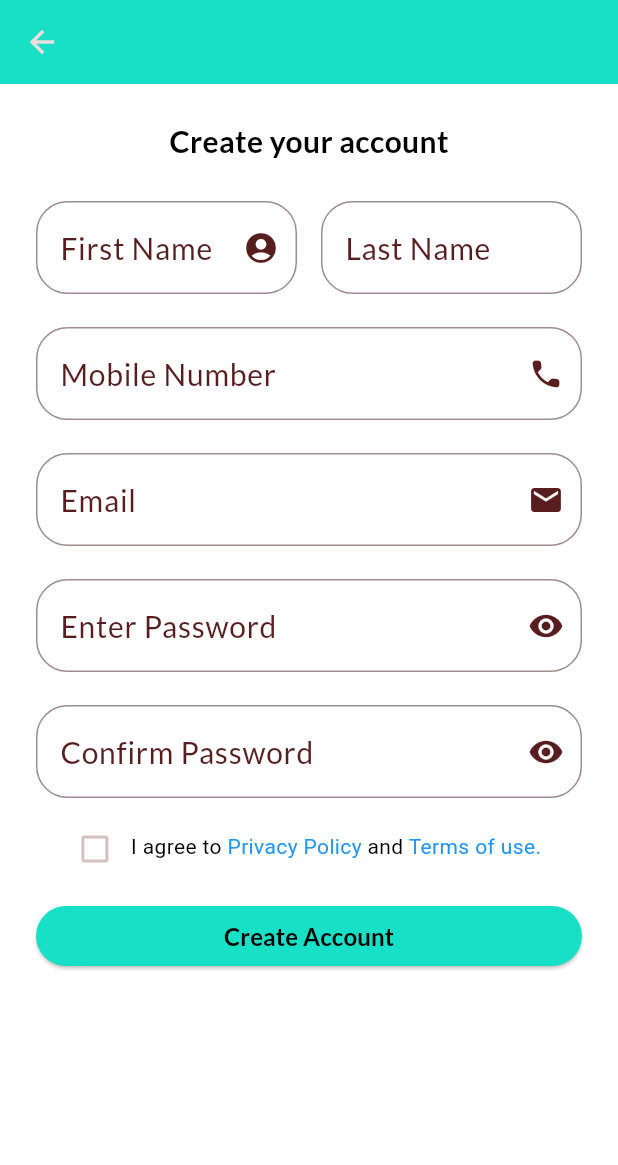
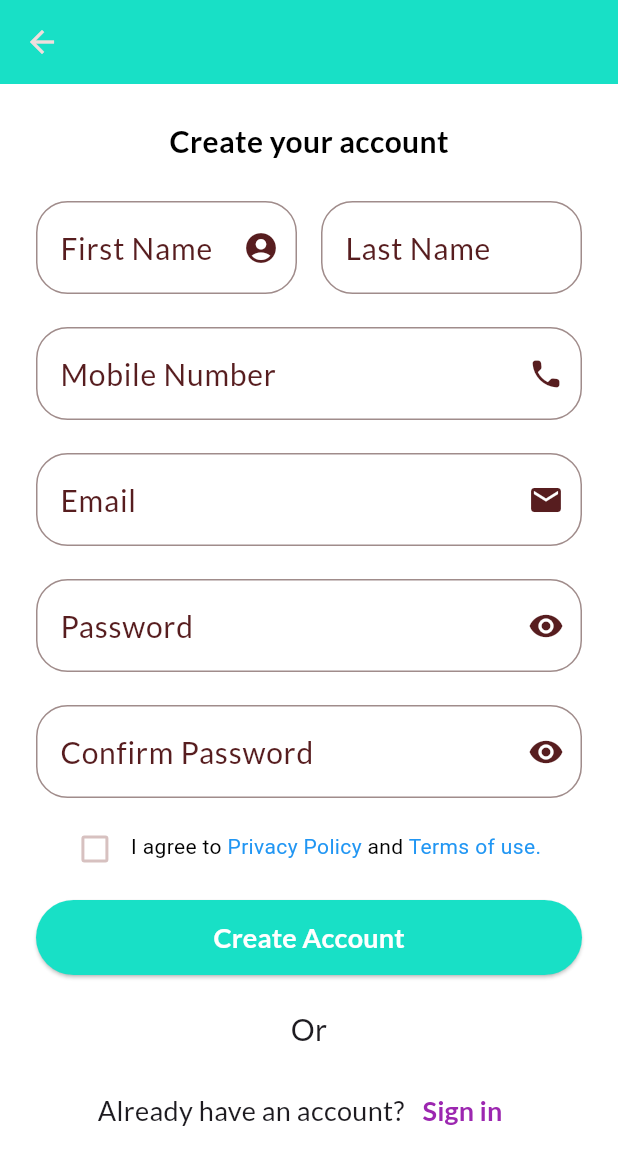
Before and after one commit to ayruvedaAvi/Project-II, a Flutter app: the SignupScreen screen opened directly, on a phone screen of 412 x 824 dp. Shown: the top 1165 px of the screen. Run offline on Flutter 3.47's test engine with Material 3 defaults, Android fonts, the phone set to English and light mode, and no system bars; our stand-ins replace curved_navigation_bar, dio, get, google_fonts, image_picker, jwt_decoder and 1 more; accounts and stored records are empty.

Commit message:
password field maintained

```diff
--- a/flutter_project/lib/screens/register_screen.dart
+++ b/flutter_project/lib/screens/register_screen.dart
@@ -1,5 +1,6 @@
 import 'package:flutter/material.dart';
 import 'package:flutter_project/controllers/signup_controller.dart';
+import 'package:flutter_project/screens/login_screen.dart';
 import 'package:flutter_project/widgets/custom_text_form_field.dart';
 import 'package:get/get.dart';
 // import 'package:flutter_project/screens/verifyOTP_screen.dart';
@@ -100,7 +101,9 @@ class _SignupScreenState extends State<SignupScreen> {
                     CustomTextFormField(
                       keyType: TextInputType.visiblePassword,
                       controller: signUpController.passwordController,
-                      labelText: "Enter Password",
+                      labelText: 'Password',
+                      hintText: 'Enter your password',
+                      obscureText: true,
                       validator: (value) {
                         if (value == null ||
                             value.isEmpty ||
@@ -109,7 +112,7 @@ class _SignupScreenState extends State<SignupScreen> {
                         }
                         return null;
                       },
-                      suffixIcon: const Icon(Icons.remove_red_eye),
+                      // suffixIcon: const Icon(Icons.remove_red_eye),
                     ),
                     const SizedBox(height: 22.0),
                     CustomTextFormField(
@@ -167,6 +170,7 @@ class _SignupScreenState extends State<SignupScreen> {
                     Obx(
                       () => SizedBox(
                         width: double.infinity,
+                        height: 50,
                         child: ElevatedButton(
                           style: ElevatedButton.styleFrom(
                             backgroundColor:
@@ -182,13 +186,36 @@ class _SignupScreenState extends State<SignupScreen> {
                               : const Text(
                                   "Create Account",
                                   style: TextStyle(
-                                      color: Colors.black,
-                                      fontSize: 16,
+                                      color: Colors.white,
+                                      fontSize: 18,
                                       fontWeight: FontWeight.bold),
                                 ),
                         ),
                       ),
                     ),
+                    const SizedBox(height: 22.0),
+                    const Text(
+                      "Or",
+                      style: TextStyle(fontSize: 20),
+                    ),
+                    const SizedBox(height: 15.0),
+                    Row(mainAxisAlignment: MainAxisAlignment.center, children: [
+                      const Text(
+                        "Already have an account?",
+                        style: TextStyle(fontSize: 18),
+                      ),
+                      TextButton(
+                          onPressed: () {
+                            Get.to(() => const LoginScreen());
+                          },
+                          child: const Text(
+                            "Sign in",
+                            style: TextStyle(
+                                color: Colors.purple,
+                                fontWeight: FontWeight.bold,
+                                fontSize: 18),
+                          ))
+                    ]),
                   ],
                 ),
               ),
--- a/flutter_project/lib/widgets/custom_text_form_field.dart
+++ b/flutter_project/lib/widgets/custom_text_form_field.dart
@@ -26,7 +26,7 @@ class CustomTextFormField extends StatefulWidget {
 }
 
 class _CustomTextFormFieldState extends State<CustomTextFormField> {
-  var isVisible = false;
+  var isVisible = true;
   @override
   Widget build(BuildContext context) {
     return TextFormField(
```
